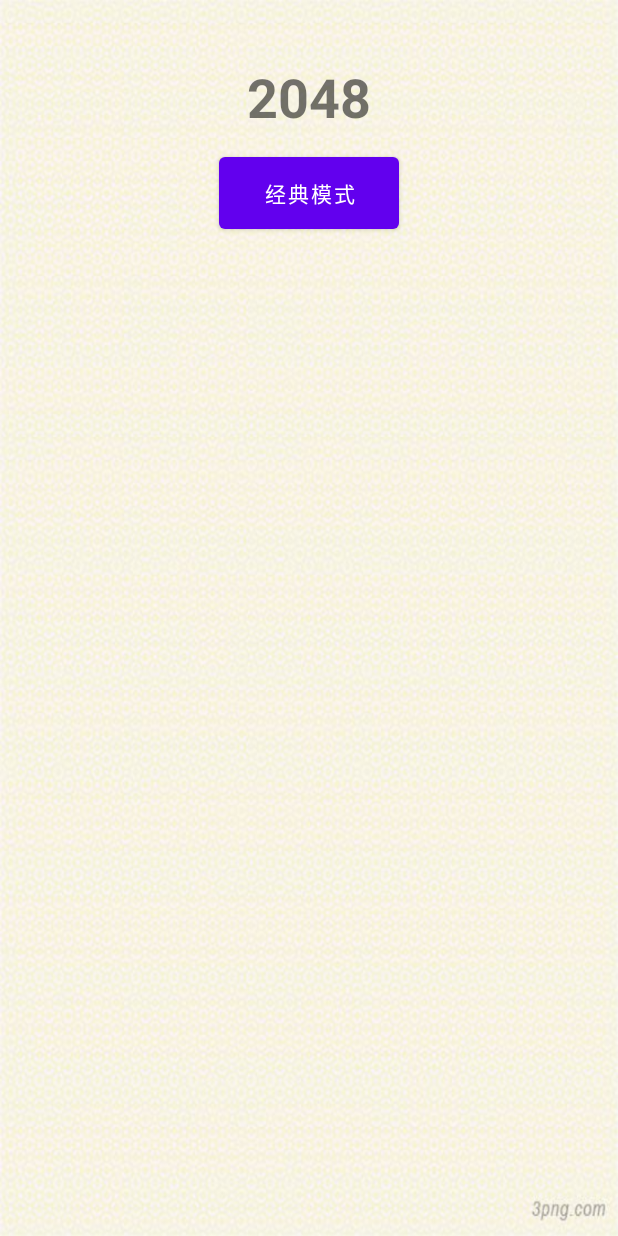
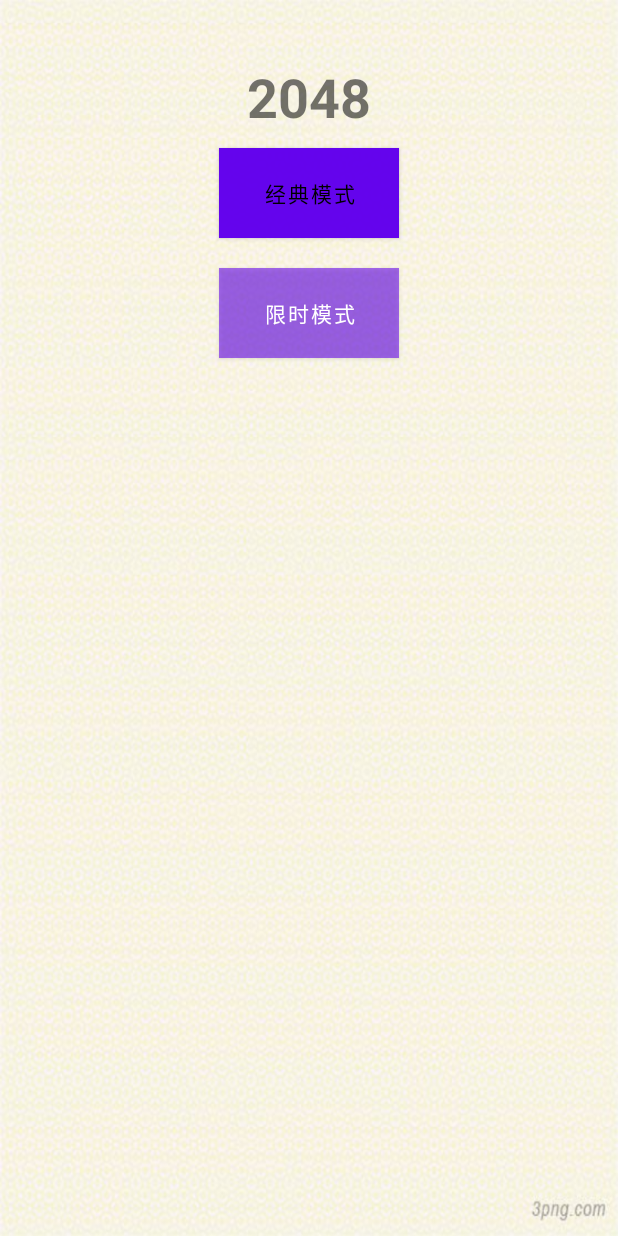
Before and after one commit to maoyifanEE/simpleGameWithKotlin_2048, an Android app: the layout fragment_start.xml on its own in the app's theme, with its tools: preview values and no code run, on a phone screen of 412 x 824 dp. Run offline under Robolectric (Android 15) with nearby library versions, the phone set to English and light mode, and no system bars.

Commit message:
start classic mode

```diff
--- a/app/src/main/java/com/example/game2048/MainActivity.kt
+++ b/app/src/main/java/com/example/game2048/MainActivity.kt
@@ -13,7 +13,7 @@ class MainActivity : AppCompatActivity() {
         setContentView(R.layout.activity_main)
 
 
-        goToFragment(StartFragment())
+        goToFragment(ClassicGameFragment())
 
     }
 
--- a/app/src/main/res/layout/fragment_start.xml
+++ b/app/src/main/res/layout/fragment_start.xml
@@ -1,5 +1,6 @@
 <?xml version="1.0" encoding="utf-8"?>
-<androidx.constraintlayout.widget.ConstraintLayout xmlns:android="http://schemas.android.com/apk/res/android"
+<androidx.constraintlayout.widget.ConstraintLayout
+    xmlns:android="http://schemas.android.com/apk/res/android"
     android:layout_width="match_parent"
     android:layout_height="match_parent"
     xmlns:app="http://schemas.android.com/apk/res-auto">
@@ -27,8 +28,21 @@
         app:layout_constraintEnd_toEndOf="@id/startFragment_tv_title"
         app:layout_constraintTop_toBottomOf="@id/startFragment_tv_title"
         android:text="经典模式"
+        android:textColor="@color/black"
+        android:background="#FAEBD7FF"
         android:layout_marginTop="10dp"
         android:layout_width="120dp"
         android:layout_height="60dp"/>
 
+    <Button
+        android:id="@+id/startFragment_btn_timeLimit"
+        app:layout_constraintTop_toBottomOf="@id/startFragment_btn_classic"
+        app:layout_constraintEnd_toEndOf="@id/startFragment_btn_classic"
+        android:text="限时模式"
+        android:layout_marginTop="20dp"
+        android:textColor="@color/white"
+        android:background="#90EE90FF"
+        android:layout_width="120dp"
+        android:layout_height="60dp"/>
+
 </androidx.constraintlayout.widget.ConstraintLayout>
```
Also changed, not shown: app/src/main/java/com/example/game2048/StartFragment.kt (+14 -0 lines), app/src/main/java/com/example/game2048/TimeLimitGameFragment.kt (+10 -0 lines).
